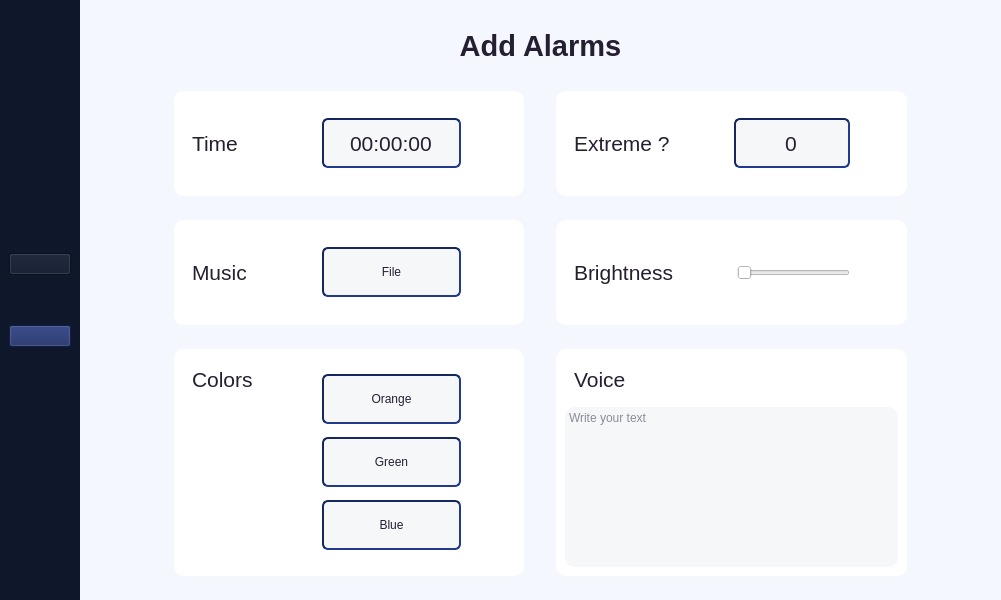
This is alarm.ui in ElliotFP/spartan as Qt 5 draws it before an edit. The edited form follows.
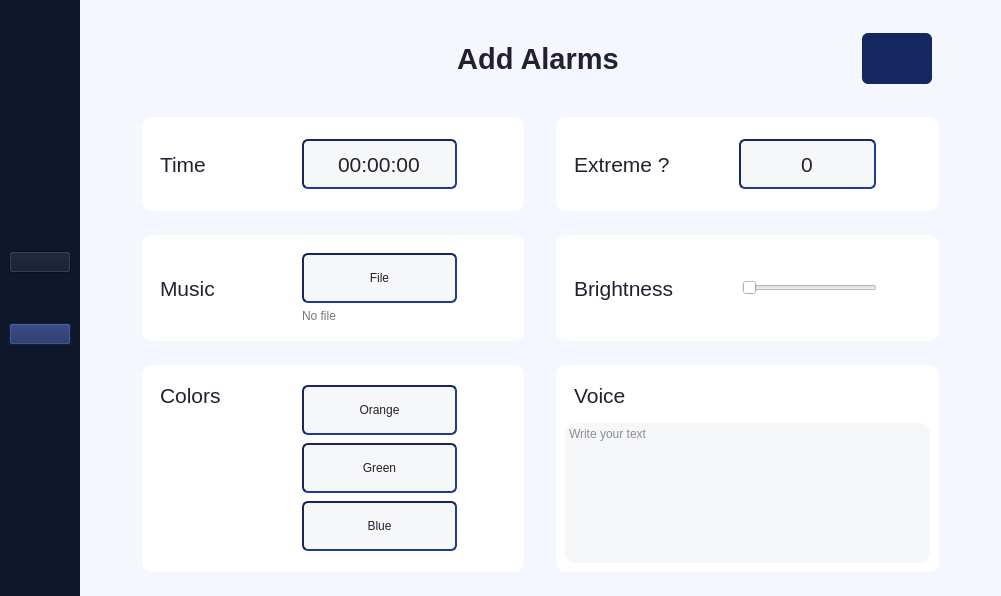
This is the edited form. Icons and pictures are not drawn.

Diff of the .ui file:
```diff
--- a/alarm.ui
+++ b/alarm.ui
@@ -7,7 +7,7 @@
     <x>0</x>
     <y>0</y>
     <width>1001</width>
-    <height>600</height>
+    <height>596</height>
    </rect>
   </property>
   <property name="windowTitle">
@@ -175,6 +175,9 @@
           </sizepolicy>
          </property>
          <layout class="QGridLayout" name="gridLayout_6">
+          <item row="0" column="1">
+           <widget class="QWidget" name="widget_46" native="true">
+            <layout class="QGridLayout" name="gridLayout_4">
           <item row="0" column="0">
            <widget class="QLabel" name="label_9">
             <property name="font">
@@ -200,6 +203,88 @@
          </layout>
         </widget>
        </item>
+          <item row="0" column="2">
+           <widget class="QWidget" name="widget_48" native="true">
+            <property name="sizePolicy">
+             <sizepolicy hsizetype="Preferred" vsizetype="Preferred">
+              <horstretch>2</horstretch>
+              <verstretch>0</verstretch>
+             </sizepolicy>
+            </property>
+           </widget>
+          </item>
+          <item row="0" column="0">
+           <widget class="QWidget" name="widget_47" native="true">
+            <property name="sizePolicy">
+             <sizepolicy hsizetype="Preferred" vsizetype="Preferred">
+              <horstretch>4</horstretch>
+              <verstretch>0</verstretch>
+             </sizepolicy>
+            </property>
+           </widget>
+          </item>
+          <item row="0" column="3">
+           <widget class="QWidget" name="widget_49" native="true">
+            <property name="sizePolicy">
+             <sizepolicy hsizetype="Preferred" vsizetype="Preferred">
+              <horstretch>2</horstretch>
+              <verstretch>0</verstretch>
+             </sizepolicy>
+            </property>
+            <layout class="QGridLayout" name="gridLayout_5">
+             <item row="0" column="0">
+              <widget class="QPushButton" name="btnSubmit">
+               <property name="sizePolicy">
+                <sizepolicy hsizetype="Fixed" vsizetype="Fixed">
+                 <horstretch>0</horstretch>
+                 <verstretch>0</verstretch>
+                </sizepolicy>
+               </property>
+               <property name="minimumSize">
+                <size>
+                 <width>70</width>
+                 <height>51</height>
+                </size>
+               </property>
+               <property name="font">
+                <font>
+                 <bold>true</bold>
+                </font>
+               </property>
+               <property name="styleSheet">
+                <string notr="true">background-color: rgb(39, 147, 229);
+color: rgb(255, 255, 255);
+
+background-color: rgb(24, 43, 53);
+background-color: rgb(22, 39, 95);
+border-width:1px;
+border-radius:6px;
+border-color: rgb(22, 39, 95);</string>
+               </property>
+               <property name="text">
+                <string/>
+               </property>
+               <property name="icon">
+                <iconset>
+                 <normaloff>UI/save.png</normaloff>UI/save.png</iconset>
+               </property>
+               <property name="iconSize">
+                <size>
+                 <width>35</width>
+                 <height>35</height>
+                </size>
+               </property>
+               <property name="autoDefault">
+                <bool>true</bool>
+               </property>
+              </widget>
+             </item>
+            </layout>
+           </widget>
+          </item>
+         </layout>
+        </widget>
+       </item>
        <item>
         <widget class="QWidget" name="widget_10" native="true">
          <property name="sizePolicy">
@@ -216,7 +301,7 @@
            <widget class="QWidget" name="widget_4" native="true">
             <property name="sizePolicy">
              <sizepolicy hsizetype="Preferred" vsizetype="Preferred">
-              <horstretch>2</horstretch>
+              <horstretch>1</horstretch>
               <verstretch>0</verstretch>
              </sizepolicy>
             </property>
@@ -472,7 +557,7 @@
            <widget class="QWidget" name="widget_5" native="true">
             <property name="sizePolicy">
              <sizepolicy hsizetype="Preferred" vsizetype="Preferred">
-              <horstretch>2</horstretch>
+              <horstretch>1</horstretch>
               <verstretch>0</verstretch>
              </sizepolicy>
             </property>
@@ -494,7 +579,7 @@
            <widget class="QWidget" name="widget_6" native="true">
             <property name="sizePolicy">
              <sizepolicy hsizetype="Preferred" vsizetype="Preferred">
-              <horstretch>2</horstretch>
+              <horstretch>1</horstretch>
               <verstretch>0</verstretch>
              </sizepolicy>
             </property>
@@ -585,6 +670,16 @@
                   </property>
                  </widget>
                 </item>
+                <item row="1" column="0">
+                 <widget class="QLabel" name="musicTxt">
+                  <property name="styleSheet">
+                   <string notr="true">color: rgb(119, 118, 123);</string>
+                  </property>
+                  <property name="text">
+                   <string>No file</string>
+                  </property>
+                 </widget>
+                </item>
                </layout>
               </widget>
              </item>
@@ -709,7 +804,7 @@
            <widget class="QWidget" name="widget_16" native="true">
             <property name="sizePolicy">
              <sizepolicy hsizetype="Preferred" vsizetype="Preferred">
-              <horstretch>2</horstretch>
+              <horstretch>1</horstretch>
               <verstretch>0</verstretch>
              </sizepolicy>
             </property>
@@ -731,7 +826,7 @@
            <widget class="QWidget" name="widget_17" native="true">
             <property name="sizePolicy">
              <sizepolicy hsizetype="Preferred" vsizetype="Preferred">
-              <horstretch>2</horstretch>
+              <horstretch>1</horstretch>
               <verstretch>0</verstretch>
              </sizepolicy>
             </property>
@@ -967,7 +1062,7 @@
            <widget class="QWidget" name="widget_42" native="true">
             <property name="sizePolicy">
              <sizepolicy hsizetype="Preferred" vsizetype="Preferred">
-              <horstretch>2</horstretch>
+              <horstretch>1</horstretch>
               <verstretch>0</verstretch>
              </sizepolicy>
             </property>
```
Left out of the diff: 19 changed lines with no effect on the pictures. Lines whose indentation alone changed are shown as unchanged.
